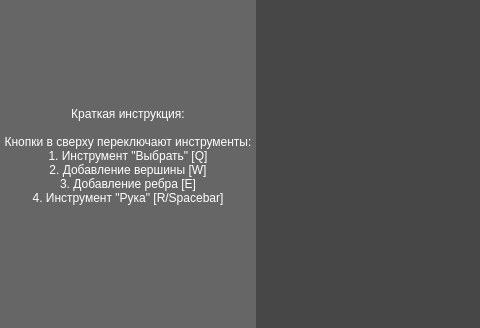
The window that res/ui/sandboxwindow.ui (kaizxr/cafl) describes before a commit, drawn with Qt 5; both pictures show x 0 to 480 and y 230 to 558 of the 1200 by 800 pixel window.
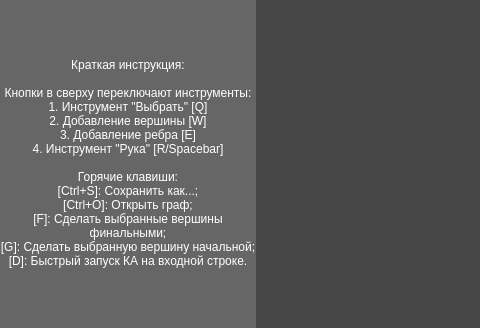
The same window after the commit.

Diff of the .ui file:
```diff
--- a/res/ui/sandboxwindow.ui
+++ b/res/ui/sandboxwindow.ui
@@ -194,6 +194,12 @@
 3. Добавление ребра [E]
 4. Инструмент &quot;Рука&quot; [R/Spacebar]
 
+Горячие клавиши:
+[Ctrl+S]: Сохранить как...;
+[Ctrl+O]: Открыть граф;
+[F]: Сделать выбранные вершины финальными;
+[G]: Сделать выбранную вершину начальной;
+[D]: Быстрый запуск КА на входной строке.
 </string>
            </property>
            <property name="textFormat">
```
